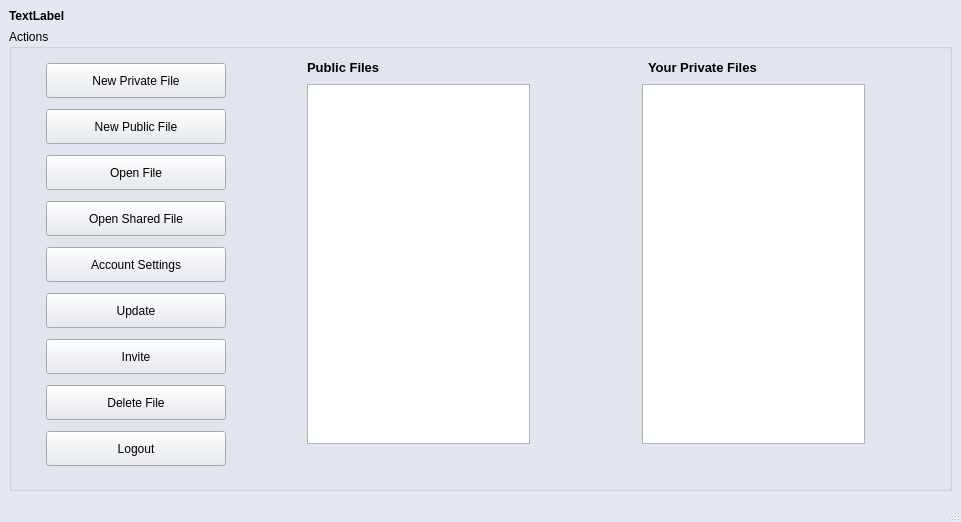
The window that concurrentTextEditor/loggedinmainwindow.ui (scottiexdev/concurrentTextEditor) describes before a commit, drawn with Qt 5.
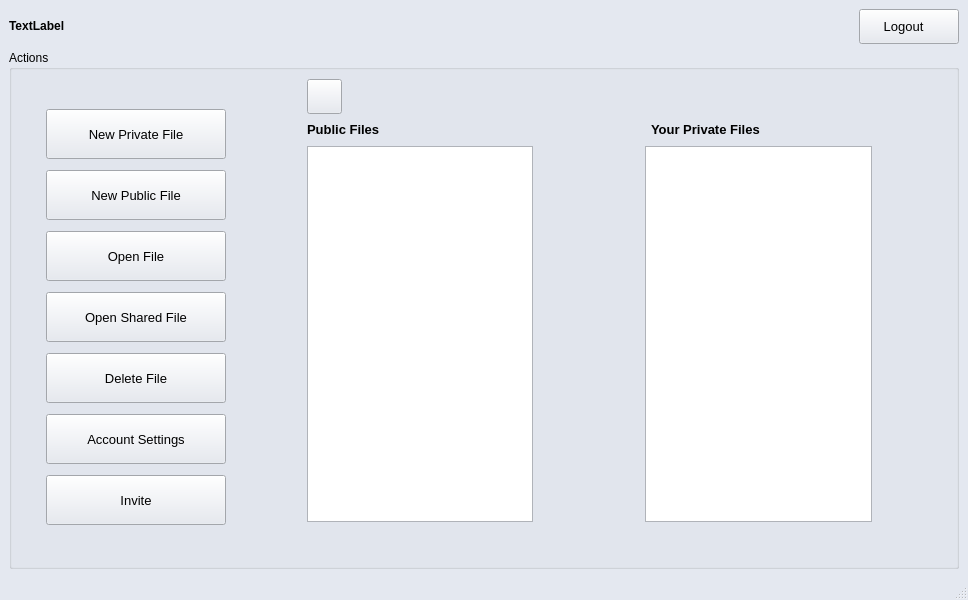
The same window after the commit. Icons and pictures are not drawn.

Commit message: rearrangement loggedin layout + textsize in other windows & new icons

The edit to the form file:
```diff
--- a/concurrentTextEditor/loggedinmainwindow.ui
+++ b/concurrentTextEditor/loggedinmainwindow.ui
@@ -6,14 +6,14 @@
    <rect>
     <x>0</x>
     <y>0</y>
-    <width>961</width>
-    <height>522</height>
+    <width>968</width>
+    <height>600</height>
    </rect>
   </property>
   <property name="minimumSize">
    <size>
-    <width>840</width>
-    <height>510</height>
+    <width>900</width>
+    <height>600</height>
    </size>
   </property>
   <property name="palette">
@@ -470,24 +470,62 @@
    </property>
    <layout class="QGridLayout" name="gridLayout">
     <item row="0" column="0">
-     <widget class="QLabel" name="welcomeLabel">
-      <property name="maximumSize">
-       <size>
-        <width>16777215</width>
-        <height>20</height>
-       </size>
-      </property>
-      <property name="font">
-       <font>
-        <pointsize>9</pointsize>
-        <weight>75</weight>
-        <bold>true</bold>
-       </font>
-      </property>
-      <property name="text">
-       <string>TextLabel</string>
-      </property>
-     </widget>
+     <layout class="QHBoxLayout" name="horizontalLayout">
+      <item>
+       <widget class="QLabel" name="welcomeLabel">
+        <property name="maximumSize">
+         <size>
+          <width>16777215</width>
+          <height>20</height>
+         </size>
+        </property>
+        <property name="font">
+         <font>
+          <pointsize>9</pointsize>
+          <weight>75</weight>
+          <bold>true</bold>
+         </font>
+        </property>
+        <property name="text">
+         <string>TextLabel</string>
+        </property>
+       </widget>
+      </item>
+      <item>
+       <widget class="QPushButton" name="pushButtonLogout_2">
+        <property name="minimumSize">
+         <size>
+          <width>100</width>
+          <height>35</height>
+         </size>
+        </property>
+        <property name="maximumSize">
+         <size>
+          <width>100</width>
+          <height>35</height>
+         </size>
+        </property>
+        <property name="font">
+         <font>
+          <pointsize>10</pointsize>
+         </font>
+        </property>
+        <property name="cursor">
+         <cursorShape>PointingHandCursor</cursorShape>
+        </property>
+        <property name="layoutDirection">
+         <enum>Qt::RightToLeft</enum>
+        </property>
+        <property name="text">
+         <string>Logout   </string>
+        </property>
+        <property name="icon">
+         <iconset>
+          <normaloff>../build-concurrentTextEditor-Desktop_Qt_5_14_1_MinGW_32_bit-Profile/IconsBar/logout.png</normaloff>../build-concurrentTextEditor-Desktop_Qt_5_14_1_MinGW_32_bit-Profile/IconsBar/logout.png</iconset>
+        </property>
+       </widget>
+      </item>
+     </layout>
     </item>
     <item row="1" column="0">
      <widget class="QGroupBox" name="groupBox">
@@ -501,170 +539,7 @@
        <string>Actions</string>
       </property>
       <layout class="QGridLayout" name="gridLayout_3">
-       <item row="0" column="0">
-        <layout class="QVBoxLayout" name="verticalLayout">
-         <property name="leftMargin">
-          <number>25</number>
-         </property>
-         <property name="rightMargin">
-          <number>75</number>
-         </property>
-         <item>
-          <widget class="QPushButton" name="pushButtonNewFile_3">
-           <property name="sizePolicy">
-            <sizepolicy hsizetype="Minimum" vsizetype="Fixed">
-             <horstretch>0</horstretch>
-             <verstretch>0</verstretch>
-            </sizepolicy>
-           </property>
-           <property name="minimumSize">
-            <size>
-             <width>180</width>
-             <height>35</height>
-            </size>
-           </property>
-           <property name="cursor">
-            <cursorShape>PointingHandCursor</cursorShape>
-           </property>
-           <property name="text">
-            <string>New Private File</string>
-           </property>
-          </widget>
-         </item>
-         <item>
-          <widget class="QPushButton" name="pushButtonNewFile_2">
-           <property name="minimumSize">
-            <size>
-             <width>180</width>
-             <height>35</height>
-            </size>
-           </property>
-           <property name="cursor">
-            <cursorShape>PointingHandCursor</cursorShape>
-           </property>
-           <property name="text">
-            <string>New Public File</string>
-           </property>
-          </widget>
-         </item>
-         <item>
-          <widget class="QPushButton" name="pushButtonOpenFile_2">
-           <property name="minimumSize">
-            <size>
-             <width>180</width>
-             <height>35</height>
-            </size>
-           </property>
-           <property name="cursor">
-            <cursorShape>PointingHandCursor</cursorShape>
-           </property>
-           <property name="text">
-            <string>Open File</string>
-           </property>
-          </widget>
-         </item>
-         <item>
-          <widget class="QPushButton" name="pushButtonOpenSharedFile_3">
-           <property name="minimumSize">
-            <size>
-             <width>180</width>
-             <height>35</height>
-            </size>
-           </property>
-           <property name="cursor">
-            <cursorShape>PointingHandCursor</cursorShape>
-           </property>
-           <property name="text">
-            <string>Open Shared File</string>
-           </property>
-          </widget>
-         </item>
-         <item>
-          <widget class="QPushButton" name="pushButtonSettings_2">
-           <property name="minimumSize">
-            <size>
-             <width>180</width>
-             <height>35</height>
-            </size>
-           </property>
-           <property name="cursor">
-            <cursorShape>PointingHandCursor</cursorShape>
-           </property>
-           <property name="text">
-            <string>Account Settings</string>
-           </property>
-          </widget>
-         </item>
-         <item>
-          <widget class="QPushButton" name="pushButtonUpdate_2">
-           <property name="minimumSize">
-            <size>
-             <width>180</width>
-             <height>35</height>
-            </size>
-           </property>
-           <property name="cursor">
-            <cursorShape>PointingHandCursor</cursorShape>
-           </property>
-           <property name="text">
-            <string>Update</string>
-           </property>
-          </widget>
-         </item>
-         <item>
-          <widget class="QPushButton" name="pushButtonInvite_2">
-           <property name="minimumSize">
-            <size>
-             <width>180</width>
-             <height>35</height>
-            </size>
-           </property>
-           <property name="cursor">
-            <cursorShape>PointingHandCursor</cursorShape>
-           </property>
-           <property name="text">
-            <string>Invite</string>
-           </property>
-          </widget>
-         </item>
-         <item>
-          <widget class="QPushButton" name="pushButtonDeleteFile_3">
-           <property name="enabled">
-            <bool>true</bool>
-           </property>
-           <property name="minimumSize">
-            <size>
-             <width>180</width>
-             <height>35</height>
-            </size>
-           </property>
-           <property name="cursor">
-            <cursorShape>PointingHandCursor</cursorShape>
-           </property>
-           <property name="text">
-            <string>Delete File</string>
-           </property>
-          </widget>
-         </item>
-         <item>
-          <widget class="QPushButton" name="pushButtonLogout_2">
-           <property name="minimumSize">
-            <size>
-             <width>180</width>
-             <height>35</height>
-            </size>
-           </property>
-           <property name="cursor">
-            <cursorShape>PointingHandCursor</cursorShape>
-           </property>
-           <property name="text">
-            <string>Logout</string>
-           </property>
-          </widget>
-         </item>
-        </layout>
-       </item>
-       <item row="0" column="1">
+       <item row="1" column="2" rowspan="2">
         <layout class="QGridLayout" name="gridLayout_2">
          <property name="rightMargin">
           <number>75</number>
@@ -754,6 +629,9 @@
            <attribute name="horizontalHeaderShowSortIndicator" stdset="0">
             <bool>false</bool>
            </attribute>
+           <attribute name="horizontalHeaderStretchLastSection">
+            <bool>true</bool>
+           </attribute>
           </widget>
          </item>
          <item row="1" column="2">
@@ -783,10 +661,703 @@
            <attribute name="horizontalHeaderCascadingSectionResizes">
             <bool>true</bool>
            </attribute>
+           <attribute name="horizontalHeaderStretchLastSection">
+            <bool>true</bool>
+           </attribute>
           </widget>
          </item>
         </layout>
        </item>
+       <item row="0" column="0" rowspan="3">
+        <layout class="QVBoxLayout" name="verticalLayout">
+         <property name="leftMargin">
+          <number>25</number>
+         </property>
+         <property name="topMargin">
+          <number>25</number>
+         </property>
+         <property name="rightMargin">
+          <number>75</number>
+         </property>
+         <property name="bottomMargin">
+          <number>25</number>
+         </property>
+         <item>
+          <widget class="QPushButton" name="pushButtonNewFile_3">
+           <property name="sizePolicy">
+            <sizepolicy hsizetype="Minimum" vsizetype="Fixed">
+             <horstretch>0</horstretch>
+             <verstretch>0</verstretch>
+            </sizepolicy>
+           </property>
+           <property name="minimumSize">
+            <size>
+             <width>180</width>
+             <height>35</height>
+            </size>
+           </property>
+           <property name="maximumSize">
+            <size>
+             <width>16777215</width>
+             <height>50</height>
+            </size>
+           </property>
+           <property name="font">
+            <font>
+             <pointsize>10</pointsize>
+            </font>
+           </property>
+           <property name="cursor">
+            <cursorShape>PointingHandCursor</cursorShape>
+           </property>
+           <property name="text">
+            <string>New Private File</string>
+           </property>
+          </widget>
+         </item>
+         <item>
+          <widget class="QPushButton" name="pushButtonNewFile_2">
+           <property name="minimumSize">
+            <size>
+             <width>180</width>
+             <height>35</height>
+            </size>
+           </property>
+           <property name="maximumSize">
+            <size>
+             <width>16777215</width>
+             <height>50</height>
+            </size>
+           </property>
+           <property name="font">
+            <font>
+             <pointsize>10</pointsize>
+            </font>
+           </property>
+           <property name="cursor">
+            <cursorShape>PointingHandCursor</cursorShape>
+           </property>
+           <property name="text">
+            <string>New Public File</string>
+           </property>
+          </widget>
+         </item>
+         <item>
+          <widget class="QPushButton" name="pushButtonOpenFile_2">
+           <property name="minimumSize">
+            <size>
+             <width>180</width>
+             <height>35</height>
+            </size>
+           </property>
+           <property name="maximumSize">
+            <size>
+             <width>16777215</width>
+             <height>50</height>
+            </size>
+           </property>
+           <property name="font">
+            <font>
+             <pointsize>10</pointsize>
+            </font>
+           </property>
+           <property name="cursor">
+            <cursorShape>PointingHandCursor</cursorShape>
+           </property>
+           <property name="text">
+            <string>Open File</string>
+           </property>
+          </widget>
+         </item>
+         <item>
+          <widget class="QPushButton" name="pushButtonOpenSharedFile_3">
+           <property name="minimumSize">
+            <size>
+             <width>180</width>
+             <height>35</height>
+            </size>
+           </property>
+           <property name="maximumSize">
+            <size>
+             <width>16777215</width>
+             <height>50</height>
+            </size>
+           </property>
+           <property name="font">
+            <font>
+             <pointsize>10</pointsize>
+            </font>
+           </property>
+           <property name="cursor">
+            <cursorShape>PointingHandCursor</cursorShape>
+           </property>
+           <property name="text">
+            <string>Open Shared File</string>
+           </property>
+          </widget>
+         </item>
+         <item>
+          <widget class="QPushButton" name="pushButtonDeleteFile_3">
+           <property name="enabled">
+            <bool>true</bool>
+           </property>
+           <property name="minimumSize">
+            <size>
+             <width>180</width>
+             <height>35</height>
+            </size>
+           </property>
+           <property name="maximumSize">
+            <size>
+             <width>16777215</width>
+             <height>50</height>
+            </size>
+           </property>
+           <property name="font">
+            <font>
+             <pointsize>10</pointsize>
+            </font>
+           </property>
+           <property name="cursor">
+            <cursorShape>PointingHandCursor</cursorShape>
+           </property>
+           <property name="text">
+            <string>Delete File</string>
+           </property>
+          </widget>
+         </item>
+         <item>
+          <widget class="QPushButton" name="pushButtonSettings_2">
+           <property name="minimumSize">
+            <size>
+             <width>180</width>
+             <height>35</height>
+            </size>
+           </property>
+           <property name="maximumSize">
+            <size>
+             <width>16777215</width>
+             <height>50</height>
+            </size>
+           </property>
+           <property name="font">
+            <font>
+             <pointsize>10</pointsize>
+            </font>
+           </property>
+           <property name="cursor">
+            <cursorShape>PointingHandCursor</cursorShape>
+           </property>
+           <property name="text">
+            <string>Account Settings</string>
+           </property>
+          </widget>
+         </item>
+         <item>
+          <widget class="QPushButton" name="pushButtonInvite_2">
+           <property name="minimumSize">
+            <size>
+             <width>180</width>
+             <height>35</height>
+            </size>
+           </property>
+           <property name="maximumSize">
+            <size>
+             <width>16777215</width>
+             <height>50</height>
+            </size>
+           </property>
+           <property name="font">
+            <font>
+             <pointsize>10</pointsize>
+            </font>
+           </property>
+           <property name="cursor">
+            <cursorShape>PointingHandCursor</cursorShape>
+           </property>
+           <property name="text">
+            <string>Invite</string>
+           </property>
+          </widget>
+         </item>
+        </layout>
+       </item>
+       <item row="0" column="2">
+        <widget class="QPushButton" name="pushButtonUpdate_2">
+         <property name="minimumSize">
+          <size>
+           <width>35</width>
+           <height>35</height>
+          </size>
+         </property>
+         <property name="maximumSize">
+          <size>
+           <width>35</width>
+           <height>35</height>
+          </size>
+         </property>
+         <property name="palette">
+          <palette>
+           <active>
+            <colorrole role="WindowText">
+             <brush brushstyle="SolidPattern">
+              <color alpha="255">
+               <red>0</red>
+               <green>0</green>
+               <blue>0</blue>
+              </color>
+             </brush>
+            </colorrole>
+            <colorrole role="Button">
+             <brush brushstyle="SolidPattern">
+              <color alpha="255">
+               <red>228</red>
+               <green>232</green>
+               <blue>240</blue>
+              </color>
+             </brush>
+            </colorrole>
+            <colorrole role="Light">
+             <brush brushstyle="SolidPattern">
+              <color alpha="255">
+               <red>255</red>
+               <green>255</green>
+               <blue>255</blue>
+              </color>
+             </brush>
+            </colorrole>
+            <colorrole role="Midlight">
+             <brush brushstyle="SolidPattern">
+              <color alpha="255">
+               <red>241</red>
+               <green>243</green>
+               <blue>247</blue>
+              </color>
+             </brush>
+            </colorrole>
+            <colorrole role="Dark">
+             <brush brushstyle="SolidPattern">
+              <color alpha="255">
+               <red>114</red>
+               <green>116</green>
+               <blue>120</blue>
+              </color>
+             </brush>
+            </colorrole>
+            <colorrole role="Mid">
+             <brush brushstyle="SolidPattern">
+              <color alpha="255">
+               <red>152</red>
+               <green>155</green>
+               <blue>160</blue>
+              </color>
+             </brush>
+            </colorrole>
+            <colorrole role="Text">
+             <brush brushstyle="SolidPattern">
+              <color alpha="255">
+               <red>0</red>
+               <green>0</green>
+               <blue>0</blue>
+              </color>
+             </brush>
+            </colorrole>
+            <colorrole role="BrightText">
+             <brush brushstyle="SolidPattern">
+              <color alpha="255">
+               <red>255</red>
+               <green>255</green>
+               <blue>255</blue>
+              </color>
+             </brush>
+            </colorrole>
+            <colorrole role="ButtonText">
+             <brush brushstyle="SolidPattern">
+              <color alpha="255">
+               <red>0</red>
+               <green>0</green>
+               <blue>0</blue>
+              </color>
+             </brush>
+            </colorrole>
+            <colorrole role="Base">
+             <brush brushstyle="SolidPattern">
+              <color alpha="255">
+               <red>255</red>
+               <green>255</green>
+               <blue>255</blue>
+              </color>
+             </brush>
+            </colorrole>
+            <colorrole role="Window">
+             <brush brushstyle="SolidPattern">
+              <color alpha="255">
+               <red>228</red>
+               <green>232</green>
+               <blue>240</blue>
+              </color>
+             </brush>
+            </colorrole>
+            <colorrole role="Shadow">
+             <brush brushstyle="SolidPattern">
+              <color alpha="255">
+               <red>0</red>
+               <green>0</green>
+               <blue>0</blue>
+              </color>
+             </brush>
+            </colorrole>
+            <colorrole role="AlternateBase">
+             <brush brushstyle="SolidPattern">
+              <color alpha="255">
+               <red>241</red>
+               <green>243</green>
+               <blue>247</blue>
+              </color>
+             </brush>
+            </colorrole>
+            <colorrole role="ToolTipBase">
+             <brush brushstyle="SolidPattern">
+              <color alpha="255">
+               <red>255</red>
+               <green>255</green>
+               <blue>220</blue>
+              </color>
+             </brush>
+            </colorrole>
+            <colorrole role="ToolTipText">
+             <brush brushstyle="SolidPattern">
+              <color alpha="255">
+               <red>0</red>
+               <green>0</green>
+               <blue>0</blue>
+              </color>
+             </brush>
+            </colorrole>
+            <colorrole role="PlaceholderText">
+             <brush brushstyle="SolidPattern">
+              <color alpha="128">
+               <red>0</red>
+               <green>0</green>
+               <blue>0</blue>
+              </color>
+             </brush>
+            </colorrole>
+           </active>
+           <inactive>
+            <colorrole role="WindowText">
+             <brush brushstyle="SolidPattern">
+              <color alpha="255">
+               <red>0</red>
+               <green>0</green>
+               <blue>0</blue>
+              </color>
+             </brush>
+            </colorrole>
+            <colorrole role="Button">
+             <brush brushstyle="SolidPattern">
+              <color alpha="255">
+               <red>228</red>
+               <green>232</green>
+               <blue>240</blue>
+              </color>
+             </brush>
+            </colorrole>
+            <colorrole role="Light">
+             <brush brushstyle="SolidPattern">
+              <color alpha="255">
+               <red>255</red>
+               <green>255</green>
+               <blue>255</blue>
+              </color>
+             </brush>
+            </colorrole>
+            <colorrole role="Midlight">
+             <brush brushstyle="SolidPattern">
+              <color alpha="255">
+               <red>241</red>
+               <green>243</green>
+               <blue>247</blue>
+              </color>
+             </brush>
+            </colorrole>
+            <colorrole role="Dark">
+             <brush brushstyle="SolidPattern">
+              <color alpha="255">
+               <red>114</red>
+               <green>116</green>
+               <blue>120</blue>
+              </color>
+             </brush>
+            </colorrole>
+            <colorrole role="Mid">
+             <brush brushstyle="SolidPattern">
+              <color alpha="255">
+               <red>152</red>
+               <green>155</green>
+               <blue>160</blue>
+              </color>
+             </brush>
+            </colorrole>
+            <colorrole role="Text">
+             <brush brushstyle="SolidPattern">
+              <color alpha="255">
+               <red>0</red>
+               <green>0</green>
+               <blue>0</blue>
+              </color>
+             </brush>
+            </colorrole>
+            <colorrole role="BrightText">
+             <brush brushstyle="SolidPattern">
+              <color alpha="255">
+               <red>255</red>
+               <green>255</green>
+               <blue>255</blue>
+              </color>
+             </brush>
+            </colorrole>
+            <colorrole role="ButtonText">
+             <brush brushstyle="SolidPattern">
+              <color alpha="255">
+               <red>0</red>
+               <green>0</green>
+               <blue>0</blue>
+              </color>
+             </brush>
+            </colorrole>
+            <colorrole role="Base">
+             <brush brushstyle="SolidPattern">
+              <color alpha="255">
+               <red>255</red>
+               <green>255</green>
+               <blue>255</blue>
+              </color>
+             </brush>
+            </colorrole>
+            <colorrole role="Window">
+             <brush brushstyle="SolidPattern">
+              <color alpha="255">
+               <red>228</red>
+               <green>232</green>
+               <blue>240</blue>
+              </color>
+             </brush>
+            </colorrole>
+            <colorrole role="Shadow">
+             <brush brushstyle="SolidPattern">
+              <color alpha="255">
+               <red>0</red>
+               <green>0</green>
+               <blue>0</blue>
+              </color>
+             </brush>
+            </colorrole>
+            <colorrole role="AlternateBase">
+             <brush brushstyle="SolidPattern">
+              <color alpha="255">
+               <red>241</red>
+               <green>243</green>
+               <blue>247</blue>
+              </color>
+             </brush>
+            </colorrole>
+            <colorrole role="ToolTipBase">
+             <brush brushstyle="SolidPattern">
+              <color alpha="255">
+               <red>255</red>
+               <green>255</green>
+               <blue>220</blue>
+              </color>
+             </brush>
+            </colorrole>
+            <colorrole role="ToolTipText">
+             <brush brushstyle="SolidPattern">
+              <color alpha="255">
+               <red>0</red>
+               <green>0</green>
+               <blue>0</blue>
+              </color>
+             </brush>
+            </colorrole>
+            <colorrole role="PlaceholderText">
+             <brush brushstyle="SolidPattern">
+              <color alpha="128">
+               <red>0</red>
+               <green>0</green>
+               <blue>0</blue>
+              </color>
+             </brush>
+            </colorrole>
+           </inactive>
+           <disabled>
+            <colorrole role="WindowText">
+             <brush brushstyle="SolidPattern">
+              <color alpha="255">
+               <red>114</red>
+               <green>116</green>
+               <blue>120</blue>
+              </color>
+             </brush>
+            </colorrole>
+            <colorrole role="Button">
+             <brush brushstyle="SolidPattern">
+              <color alpha="255">
+               <red>228</red>
+               <green>232</green>
+               <blue>240</blue>
+              </color>
+             </brush>
+            </colorrole>
+            <colorrole role="Light">
+             <brush brushstyle="SolidPattern">
+              <color alpha="255">
+               <red>255</red>
+               <green>255</green>
+               <blue>255</blue>
+              </color>
+             </brush>
+            </colorrole>
+            <colorrole role="Midlight">
+             <brush brushstyle="SolidPattern">
+              <color alpha="255">
+               <red>241</red>
+               <green>243</green>
+               <blue>247</blue>
+              </color>
+             </brush>
+            </colorrole>
+            <colorrole role="Dark">
+             <brush brushstyle="SolidPattern">
+              <color alpha="255">
+               <red>114</red>
+               <green>116</green>
+               <blue>120</blue>
+              </color>
+             </brush>
+            </colorrole>
+            <colorrole role="Mid">
+             <brush brushstyle="SolidPattern">
+              <color alpha="255">
+               <red>152</red>
+               <green>155</green>
+               <blue>160</blue>
+              </color>
+             </brush>
+            </colorrole>
+            <colorrole role="Text">
+             <brush brushstyle="SolidPattern">
+              <color alpha="255">
+               <red>114</red>
+               <green>116</green>
+               <blue>120</blue>
+              </color>
+             </brush>
+            </colorrole>
+            <colorrole role="BrightText">
+             <brush brushstyle="SolidPattern">
+              <color alpha="255">
+               <red>255</red>
+               <green>255</green>
+               <blue>255</blue>
+              </color>
+             </brush>
+            </colorrole>
+            <colorrole role="ButtonText">
+             <brush brushstyle="SolidPattern">
+              <color alpha="255">
+               <red>114</red>
+               <green>116</green>
+               <blue>120</blue>
+              </color>
+             </brush>
+            </colorrole>
+            <colorrole role="Base">
+             <brush brushstyle="SolidPattern">
+              <color alpha="255">
+               <red>228</red>
+               <green>232</green>
+               <blue>240</blue>
+              </color>
+             </brush>
+            </colorrole>
+            <colorrole role="Window">
+             <brush brushstyle="SolidPattern">
+              <color alpha="255">
+               <red>228</red>
+               <green>232</green>
+               <blue>240</blue>
+              </color>
+             </brush>
+            </colorrole>
+            <colorrole role="Shadow">
+             <brush brushstyle="SolidPattern">
+              <color alpha="255">
+               <red>0</red>
+               <green>0</green>
+               <blue>0</blue>
+              </color>
+             </brush>
+            </colorrole>
+            <colorrole role="AlternateBase">
+             <brush brushstyle="SolidPattern">
+              <color alpha="255">
+               <red>228</red>
+               <green>232</green>
+               <blue>240</blue>
+              </color>
+             </brush>
+            </colorrole>
+            <colorrole role="ToolTipBase">
+             <brush brushstyle="SolidPattern">
+              <color alpha="255">
+               <red>255</red>
+               <green>255</green>
+               <blue>220</blue>
+              </color>
+             </brush>
+            </colorrole>
+            <colorrole role="ToolTipText">
+             <brush brushstyle="SolidPattern">
+              <color alpha="255">
+               <red>0</red>
+               <green>0</green>
+               <blue>0</blue>
+              </color>
+             </brush>
+            </colorrole>
+            <colorrole role="PlaceholderText">
+             <brush brushstyle="SolidPattern">
+              <color alpha="128">
+               <red>0</red>
+               <green>0</green>
+               <blue>0</blue>
+              </color>
+             </brush>
+            </colorrole>
+           </disabled>
+          </palette>
+         </property>
+         <property name="font">
+          <font>
+           <pointsize>10</pointsize>
+          </font>
+         </property>
+         <property name="cursor">
+          <cursorShape>PointingHandCursor</cursorShape>
+         </property>
+         <property name="layoutDirection">
+          <enum>Qt::LeftToRight</enum>
+         </property>
+         <property name="text">
+          <string/>
+         </property>
+         <property name="icon">
+          <iconset>
+           <normaloff>../build-concurrentTextEditor-Desktop_Qt_5_14_1_MinGW_32_bit-Profile/IconsBar/refresh.png</normaloff>../build-concurrentTextEditor-Desktop_Qt_5_14_1_MinGW_32_bit-Profile/IconsBar/refresh.png</iconset>
+         </property>
+        </widget>
+       </item>
       </layout>
      </widget>
     </item>
```
Left out of the diff: 2 changed lines with no effect on the pictures. The commit also changes 6 other files.
